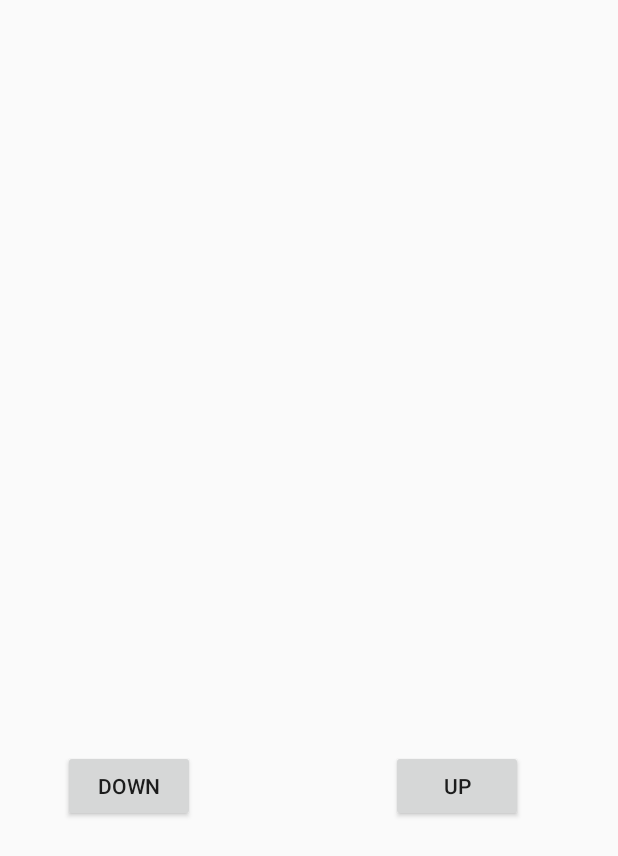
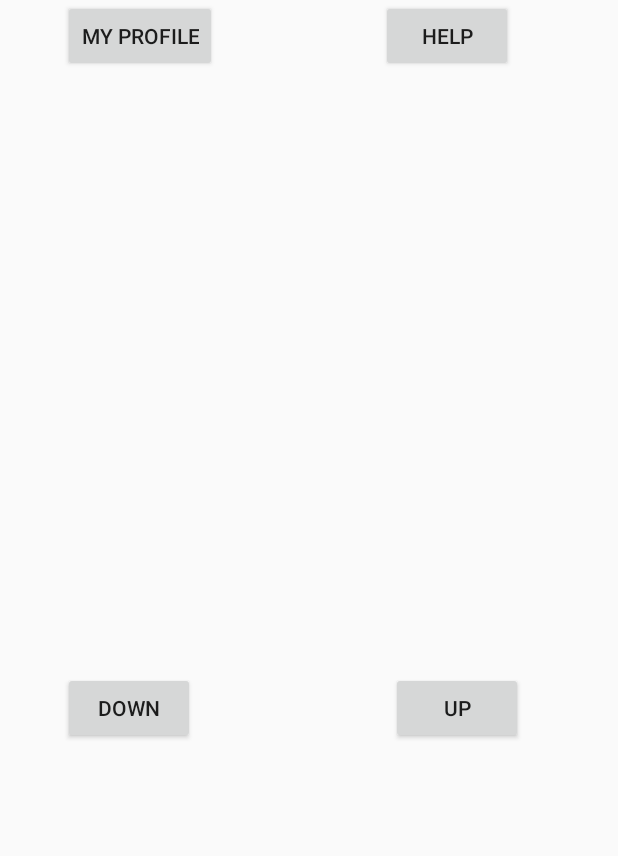
Before and after one commit to schenning/Votefit, an Android app: the layout activity_vote.xml on its own in the app's theme, with its tools: preview values and no code run, on a phone screen of 412 x 824 dp. Shown: the top 856 px of the screen. Run offline under Robolectric (Android 15) with nearby library versions, the phone set to English and light mode, and no system bars; network calls fail.

Commit message:
profileact heidu

```diff
--- a/app/src/main/res/layout/activity_vote.xml
+++ b/app/src/main/res/layout/activity_vote.xml
@@ -4,12 +4,12 @@
 
     <ImageView
     android:layout_width="300dp"
-    android:layout_height="500dp"
+    android:layout_height="400dp"
     android:id="@+id/image"
-    android:layout_alignParentTop="true"
-    android:layout_centerHorizontal="true"
-    android:scaleType="centerCrop"
-     />
+        android:scaleType="centerCrop"
+        android:layout_below="@+id/button5"
+        android:layout_alignLeft="@+id/button3"
+        android:layout_alignStart="@+id/button3" />
 
 <Button
     android:layout_width="wrap_content"
@@ -37,4 +37,26 @@
     android:layout_marginEnd="63dp"
     android:onClick="onButtonClick" />
 
+    <Button
+        android:layout_width="wrap_content"
+        android:layout_height="wrap_content"
+        android:text="my profile"
+        android:id="@+id/button5"
+        android:onClick="goToProfile"
+        android:layout_alignParentTop="true"
+        android:layout_alignLeft="@+id/image"
+        android:layout_alignStart="@+id/image" />
+
+
+
+    <Button
+        android:layout_width="wrap_content"
+        android:layout_height="wrap_content"
+        android:text="Help"
+        android:id="@+id/button7"
+        android:onClick="goToHelp"
+        android:layout_alignParentTop="true"
+        android:layout_alignRight="@+id/image"
+        android:layout_alignEnd="@+id/image" />
+
 </RelativeLayout>
--- a/app/src/main/res/layout/content_profile.xml
+++ b/app/src/main/res/layout/content_profile.xml
@@ -16,4 +16,10 @@
         android:layout_height="wrap_content"
         android:text="New Button"
         android:id="@+id/button4" />
+
+    <TextView
+        android:layout_width="wrap_content"
+        android:layout_height="wrap_content"
+        android:text="New Text"
+        android:id="@+id/textView3" />
 </RelativeLayout>
--- a/app/src/main/res/layout/content_vote.xml
+++ b/app/src/main/res/layout/content_vote.xml
@@ -31,7 +31,7 @@
     <Button
         android:layout_width="wrap_content"
         android:layout_height="wrap_content"
-        android:text="Ja"
+        android:text="Jaa"
         android:id="@+id/up"
         android:layout_alignTop="@+id/button3"
         android:layout_alignParentRight="true"
```
Also changed, not shown: app/src/main/AndroidManifest.xml (+4 -5 lines), app/src/main/java/com/example/schei/votefit/ProfileActivity.java (+119 -0 lines), app/src/main/java/com/example/schei/votefit/VoteActivity.java (+13 -0 lines).
